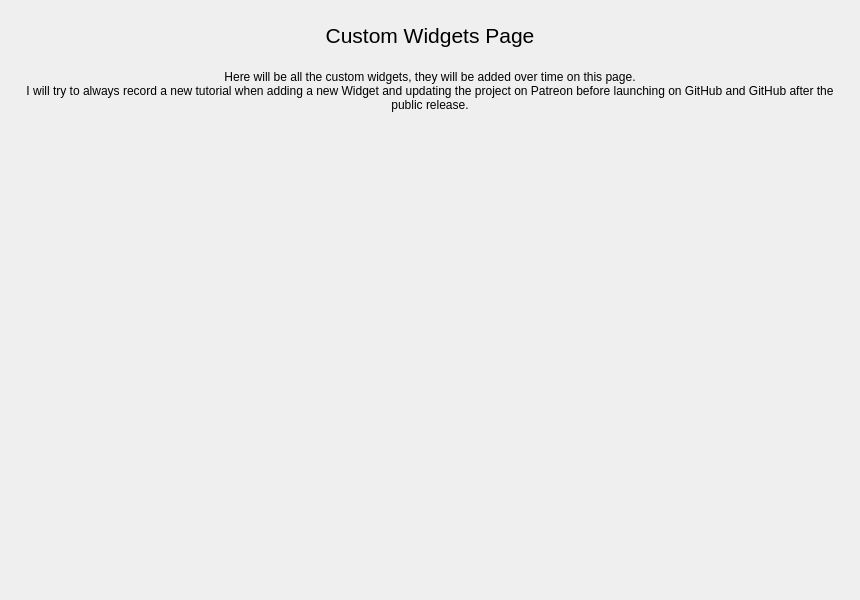
Old version of the form gui/uis/pages/main_pages.ui in the repository anglersking/gui_base_framework.
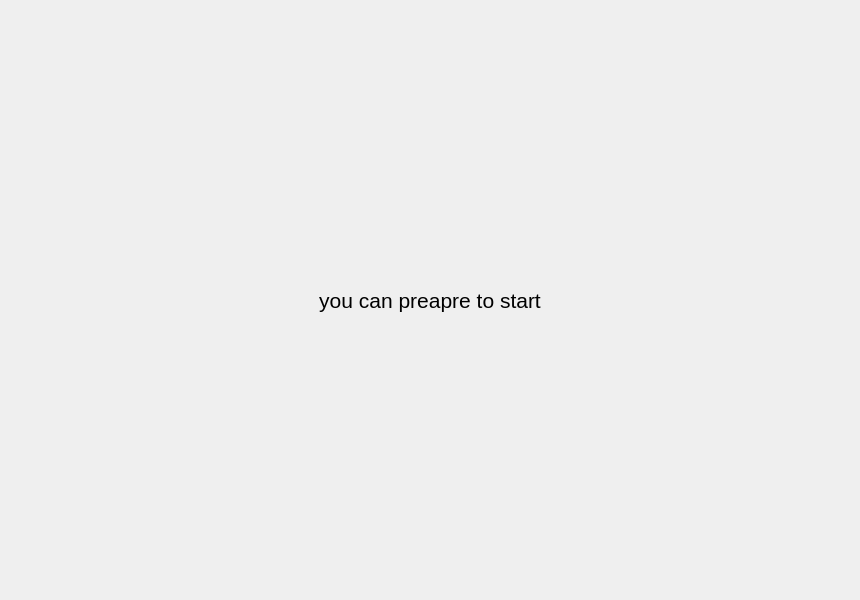
New version of the form.

Patch:
```diff
--- a/gui/uis/pages/main_pages.ui
+++ b/gui/uis/pages/main_pages.ui
@@ -32,7 +32,7 @@
    <item>
     <widget class="QStackedWidget" name="pages">
      <property name="currentIndex">
-      <number>1</number>
+      <number>2</number>
      </property>
      <widget class="QWidget" name="page_1">
       <property name="styleSheet">
@@ -183,8 +183,8 @@
            <rect>
             <x>0</x>
             <y>0</y>
-            <width>840</width>
-            <height>580</height>
+            <width>233</width>
+            <height>256</height>
            </rect>
           </property>
           <property name="styleSheet">
@@ -265,6 +265,46 @@
        </item>
       </layout>
      </widget>
+     <widget class="QWidget" name="page_go_race">
+      <layout class="QVBoxLayout" name="verticalLayout_2">
+       <item>
+        <widget class="QLabel" name="title_label_2">
+         <property name="maximumSize">
+          <size>
+           <width>16777215</width>
+           <height>40</height>
+          </size>
+         </property>
+         <property name="font">
+          <font>
+           <pointsize>16</pointsize>
+          </font>
+         </property>
+         <property name="styleSheet">
+          <string notr="true">font-size: 16pt</string>
+         </property>
+         <property name="text">
+          <string>you can preapre to start</string>
+         </property>
+         <property name="alignment">
+          <set>Qt::AlignmentFlag::AlignCenter</set>
+         </property>
+        </widget>
+       </item>
+       <item>
+        <layout class="QHBoxLayout" name="row_operate_layout"/>
+       </item>
+       <item>
+        <layout class="QHBoxLayout" name="row_race_info_layout"/>
+       </item>
+       <item>
+        <layout class="QHBoxLayout" name="row_tabe_operate_layout"/>
+       </item>
+       <item>
+        <layout class="QHBoxLayout" name="row_table_info_layout"/>
+       </item>
+      </layout>
+     </widget>
      <widget class="QWidget" name="page_3">
       <property name="styleSheet">
        <string notr="true">QFrame {
```
Left out of the diff: 24 changed lines with no effect on the pictures.
